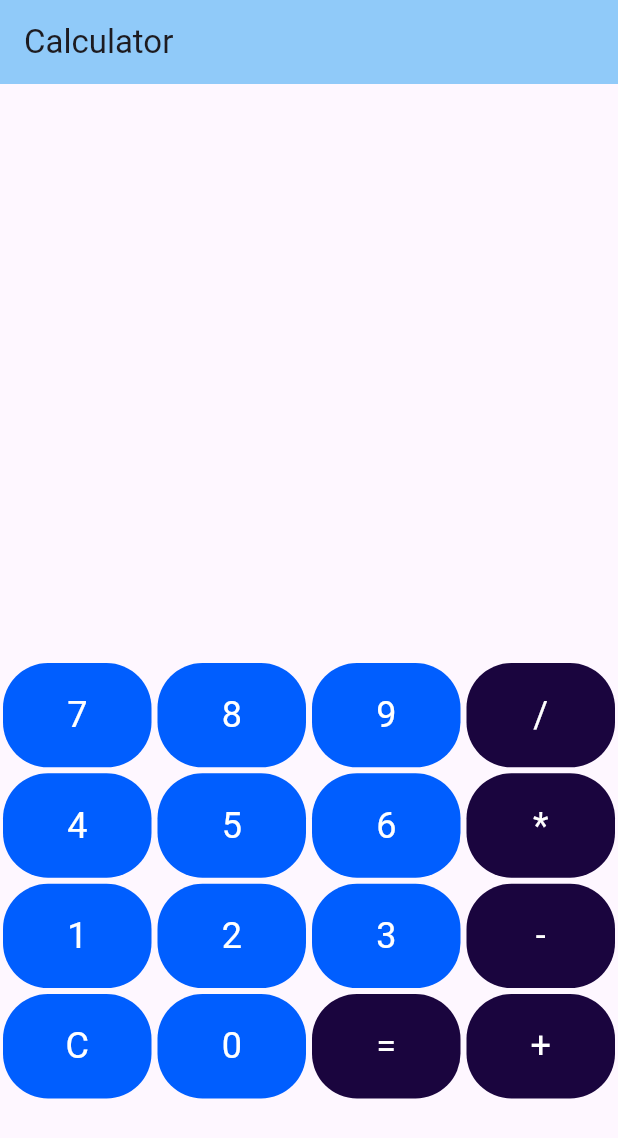
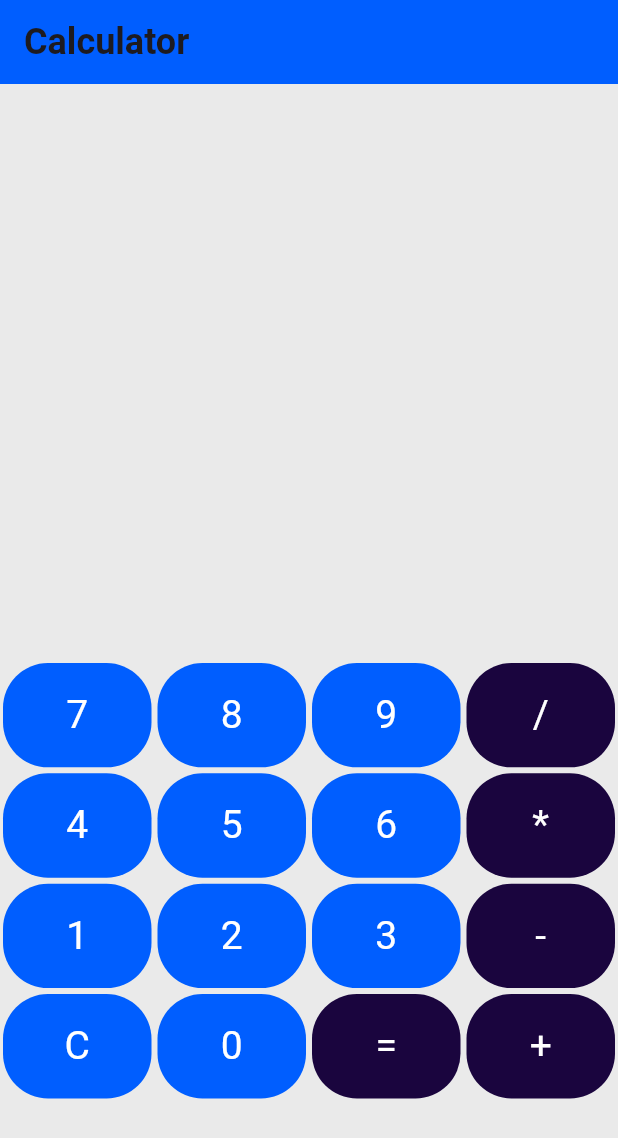
Before and after one commit to karim029/flutter-calculator-app, a Flutter app: the screen it shows after launch, on a phone screen of 412 x 824 dp. Shown: the top 1138 px of the screen. Run offline on Flutter 3.47's test engine with Material 3 defaults, Android fonts, the phone set to English and light mode, and no system bars; our stand-ins replace flutter_riverpod, riverpod; missing offline and left inert: expressions.

Commit message:
added hover color

```diff
--- a/calculator_app/lib/main.dart
+++ b/calculator_app/lib/main.dart
@@ -15,6 +15,7 @@ class MyApp extends StatelessWidget {
     return MaterialApp(
       title: 'Flutter Demo',
       home: CalculatorScreen(),
+      debugShowCheckedModeBanner: false,
     );
   }
 }
--- a/calculator_app/lib/presentation/screens/calculator_screen.dart
+++ b/calculator_app/lib/presentation/screens/calculator_screen.dart
@@ -13,9 +13,16 @@ class CalculatorScreen extends ConsumerWidget {
     final viewModelNotifier = ref.watch(calculatorViewModelProvider.notifier);
 
     return Scaffold(
+      backgroundColor: const Color.fromARGB(255, 234, 234, 234),
       appBar: AppBar(
-        backgroundColor: Colors.blue[200],
-        title: const Text('Calculator'),
+        backgroundColor: numbersColor,
+        title: const Text(
+          'Calculator',
+          style: TextStyle(
+            fontSize: 24,
+            fontWeight: FontWeight.bold,
+          ),
+        ),
       ),
       body: Column(
         children: [
@@ -24,7 +31,7 @@ class CalculatorScreen extends ConsumerWidget {
               alignment: Alignment.centerRight,
               child: Text(
                 viewModel.expression,
-                style: TextStyle(fontSize: 24),
+                style: TextStyle(fontSize: 26),
               ),
             ),
           ),
@@ -56,8 +63,15 @@ class CalculatorScreen extends ConsumerWidget {
             crossAxisCount: 4, childAspectRatio: 1.4),
         itemCount: buttons.length, // Add itemCount to GridView.builder
         itemBuilder: (context, index) {
-          return GestureDetector(
+          return InkWell(
+            borderRadius: BorderRadius.circular(30),
+            hoverColor: Color.fromARGB(255, 17, 0, 57),
             onTap: () => viewModel.onButtonPressed(buttons[index]),
+            splashColor: const Color.fromARGB(255, 135, 132, 132)
+                .withOpacity(0.3), // Splash effect color
+            highlightColor: const Color.fromARGB(255, 97, 96, 96)
+                .withOpacity(0.1), // Highlight effect color
+            radius: 30,
             child: Container(
               margin: EdgeInsets.all(2),
               decoration: BoxDecoration(
@@ -67,7 +81,7 @@ class CalculatorScreen extends ConsumerWidget {
               child: Center(
                 child: Text(
                   buttons[index],
-                  style: TextStyle(fontSize: 24, color: Colors.white),
+                  style: TextStyle(fontSize: 26, color: Colors.white),
                 ),
               ),
             ),
```
